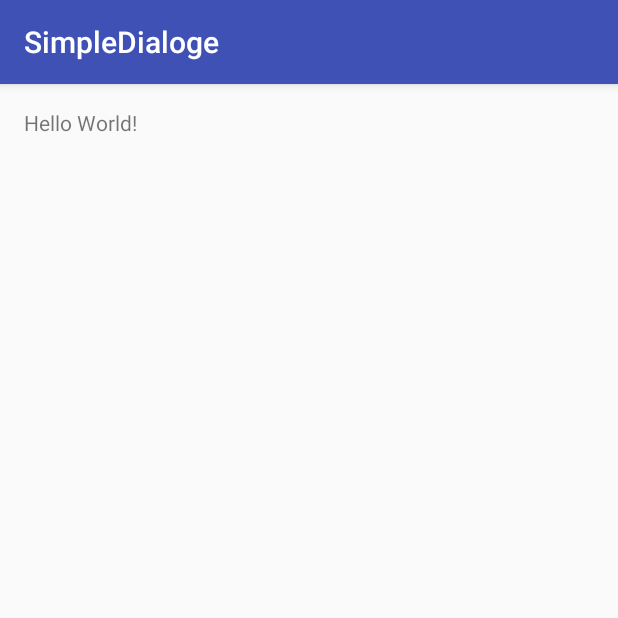
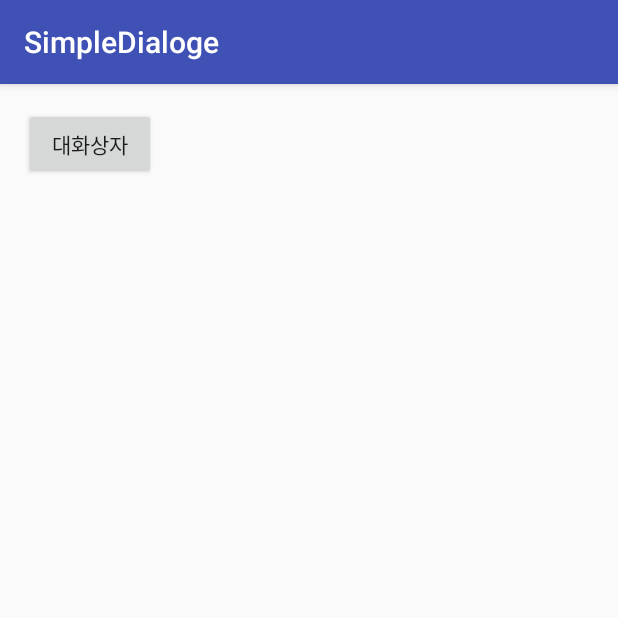
Before and after one commit to eunji057/simpledialoge, an Android app: the screen it shows after launch (MainActivity), on a phone screen of 412 x 824 dp, the top half of it. Run offline under Robolectric (Android 15) with nearby library versions, the phone set to English and light mode, and no system bars.

```diff
--- a/app/src/main/res/layout/activity_main.xml
+++ b/app/src/main/res/layout/activity_main.xml
@@ -1,5 +1,5 @@
 <?xml version="1.0" encoding="utf-8"?>
-<RelativeLayout xmlns:android="http://schemas.android.com/apk/res/android"
+<LinearLayout xmlns:android="http://schemas.android.com/apk/res/android"
     xmlns:tools="http://schemas.android.com/tools"
     android:layout_width="match_parent"
     android:layout_height="match_parent"
@@ -7,10 +7,11 @@
     android:paddingLeft="@dimen/activity_horizontal_margin"
     android:paddingRight="@dimen/activity_horizontal_margin"
     android:paddingTop="@dimen/activity_vertical_margin"
-    tools:context="kr.hs.emirim.eunji057.simpledialoge.MainActivity">
+    tools:context="kr.hs.emirim.eunji057.simpledialoge.MainActivity"
+    android:orientation="vertical">
 
-    <TextView
+    <Button
         android:layout_width="wrap_content"
         android:layout_height="wrap_content"
-        android:text="Hello World!" />
-</RelativeLayout>
+        android:text="@string/but_text" />
+</LinearLayout>
--- a/app/src/main/res/values/strings.xml
+++ b/app/src/main/res/values/strings.xml
@@ -1,3 +1,4 @@
 <resources>
     <string name="app_name">SimpleDialoge</string>
+    <string name="but_text">대화상자</string>
 </resources>
```
